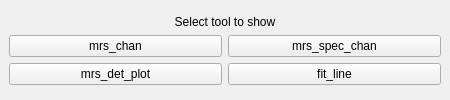
The window that all_tools/src/ui/all_tools.ui (AlejandroGorgues/AstroCabTools) describes before a commit, drawn with Qt 5.
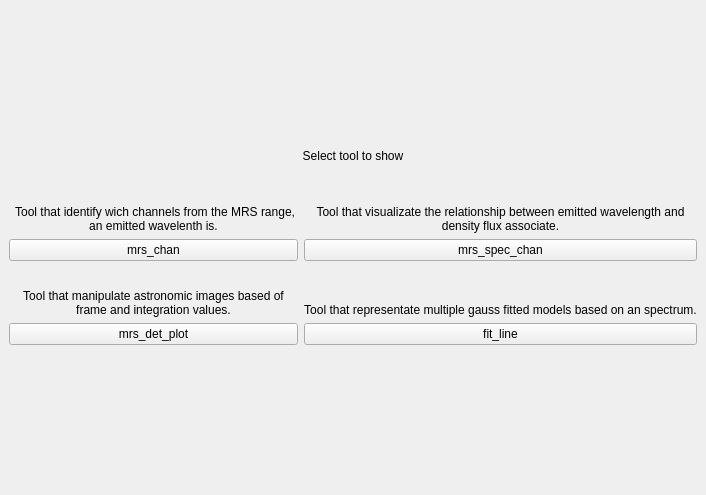
The same window after the commit.

Commit message: Add information labels on all_tools

Diff of the .ui file:
```diff
--- a/all_tools/src/ui/all_tools.ui
+++ b/all_tools/src/ui/all_tools.ui
@@ -6,14 +6,14 @@
    <rect>
     <x>0</x>
     <y>0</y>
-    <width>450</width>
-    <height>100</height>
+    <width>706</width>
+    <height>495</height>
    </rect>
   </property>
   <property name="minimumSize">
    <size>
-    <width>450</width>
-    <height>100</height>
+    <width>700</width>
+    <height>250</height>
    </size>
   </property>
   <property name="windowTitle">
@@ -35,7 +35,55 @@
       <property name="sizeConstraint">
        <enum>QLayout::SetDefaultConstraint</enum>
       </property>
-      <item row="2" column="1">
+      <item row="1" column="0">
+       <widget class="QLabel" name="label_2">
+        <property name="sizePolicy">
+         <sizepolicy hsizetype="Preferred" vsizetype="Fixed">
+          <horstretch>0</horstretch>
+          <verstretch>0</verstretch>
+         </sizepolicy>
+        </property>
+        <property name="text">
+         <string> Tool that identify wich channels from the MRS range, an emitted wavelenth is.</string>
+        </property>
+        <property name="alignment">
+         <set>Qt::AlignCenter</set>
+        </property>
+        <property name="wordWrap">
+         <bool>true</bool>
+        </property>
+       </widget>
+      </item>
+      <item row="1" column="1">
+       <widget class="QLabel" name="label_3">
+        <property name="sizePolicy">
+         <sizepolicy hsizetype="Preferred" vsizetype="Fixed">
+          <horstretch>0</horstretch>
+          <verstretch>0</verstretch>
+         </sizepolicy>
+        </property>
+        <property name="text">
+         <string>Tool that visualizate the relationship between emitted wavelength and density flux associate.</string>
+        </property>
+        <property name="scaledContents">
+         <bool>false</bool>
+        </property>
+        <property name="alignment">
+         <set>Qt::AlignCenter</set>
+        </property>
+        <property name="wordWrap">
+         <bool>true</bool>
+        </property>
+       </widget>
+      </item>
+      <item row="4" column="0">
+       <widget class="QPushButton" name="mrsDetPlotButton">
+        <property name="text">
+         <string>mrs_det_plot</string>
+        </property>
+       </widget>
+      </item>
+      <item row="4" column="1">
        <widget class="QPushButton" name="fitLineButton">
         <property name="text">
          <string>fit_line</string>
@@ -43,26 +91,12 @@
        </widget>
       </item>
       <item row="2" column="0">
-       <widget class="QPushButton" name="mrsDetPlotButton">
-        <property name="text">
-         <string>mrs_det_plot</string>
-        </property>
-       </widget>
-      </item>
-      <item row="1" column="0">
        <widget class="QPushButton" name="mrsChanButton">
         <property name="text">
          <string>mrs_chan</string>
         </property>
        </widget>
       </item>
-      <item row="1" column="1">
-       <widget class="QPushButton" name="mrsSpecChanButton">
-        <property name="text">
-         <string>mrs_spec_chan</string>
-        </property>
-       </widget>
-      </item>
       <item row="0" column="0" colspan="2">
        <widget class="QLabel" name="label">
         <property name="sizePolicy">
@@ -71,11 +105,71 @@
           <verstretch>0</verstretch>
          </sizepolicy>
         </property>
+        <property name="minimumSize">
+         <size>
+          <width>0</width>
+          <height>50</height>
+         </size>
+        </property>
         <property name="text">
          <string>Select tool to show</string>
         </property>
         <property name="alignment">
-         <set>Qt::AlignCenter</set>
+         <set>Qt::AlignHCenter|Qt::AlignTop</set>
+        </property>
+       </widget>
+      </item>
+      <item row="2" column="1">
+       <widget class="QPushButton" name="mrsSpecChanButton">
+        <property name="text">
+         <string>mrs_spec_chan</string>
+        </property>
+       </widget>
+      </item>
+      <item row="3" column="0">
+       <widget class="QLabel" name="label_4">
+        <property name="sizePolicy">
+         <sizepolicy hsizetype="Preferred" vsizetype="Fixed">
+          <horstretch>0</horstretch>
+          <verstretch>0</verstretch>
+         </sizepolicy>
+        </property>
+        <property name="minimumSize">
+         <size>
+          <width>0</width>
+          <height>50</height>
+         </size>
+        </property>
+        <property name="text">
+         <string>Tool that manipulate astronomic images based of frame and integration values.</string>
+        </property>
+        <property name="alignment">
+         <set>Qt::AlignBottom|Qt::AlignHCenter</set>
+        </property>
+        <property name="wordWrap">
+         <bool>true</bool>
+        </property>
+       </widget>
+      </item>
+      <item row="3" column="1">
+       <widget class="QLabel" name="label_5">
+        <property name="sizePolicy">
+         <sizepolicy hsizetype="Preferred" vsizetype="Fixed">
+          <horstretch>0</horstretch>
+          <verstretch>0</verstretch>
+         </sizepolicy>
+        </property>
+        <property name="minimumSize">
+         <size>
+          <width>0</width>
+          <height>50</height>
+         </size>
+        </property>
+        <property name="text">
+         <string>Tool that representate multiple gauss fitted models based on an spectrum.</string>
+        </property>
+        <property name="alignment">
+         <set>Qt::AlignBottom|Qt::AlignHCenter</set>
         </property>
        </widget>
       </item>
```
The commit also changes 3 other files.
